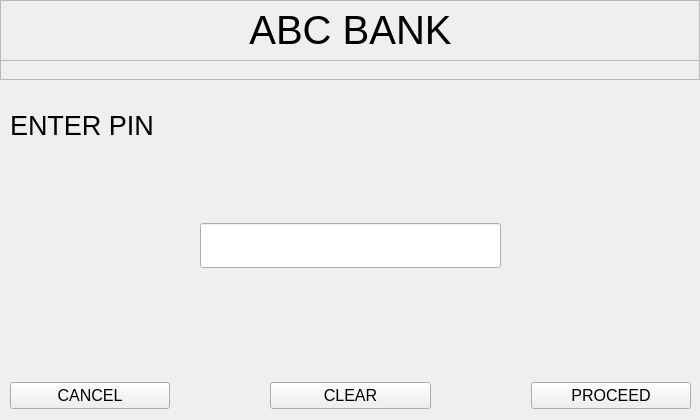
Old version of the form UI/pin.ui in the repository shubhamadhk15/ATM-SIMULATOR.
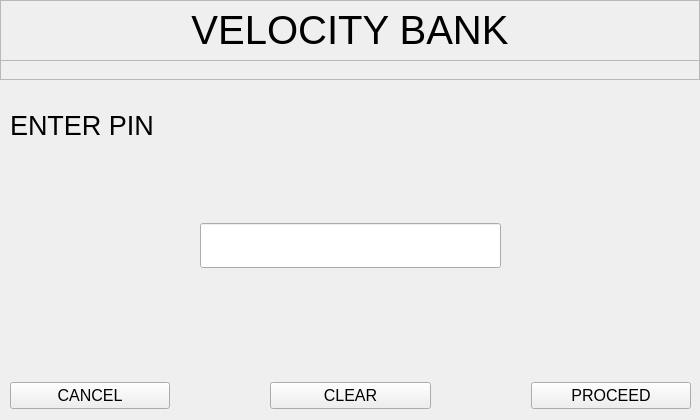
New version of the form.

Patch:
```diff
--- a/UI/pin.ui
+++ b/UI/pin.ui
@@ -34,9 +34,9 @@
    <widget class="QLabel" name="label">
     <property name="geometry">
      <rect>
-      <x>240</x>
+      <x>0</x>
       <y>0</y>
-      <width>221</width>
+      <width>700</width>
       <height>60</height>
      </rect>
     </property>
@@ -46,7 +46,7 @@
      </font>
     </property>
     <property name="text">
-     <string>ABC BANK</string>
+     <string>VELOCITY BANK</string>
     </property>
     <property name="alignment">
      <set>Qt::AlignCenter</set>
```
